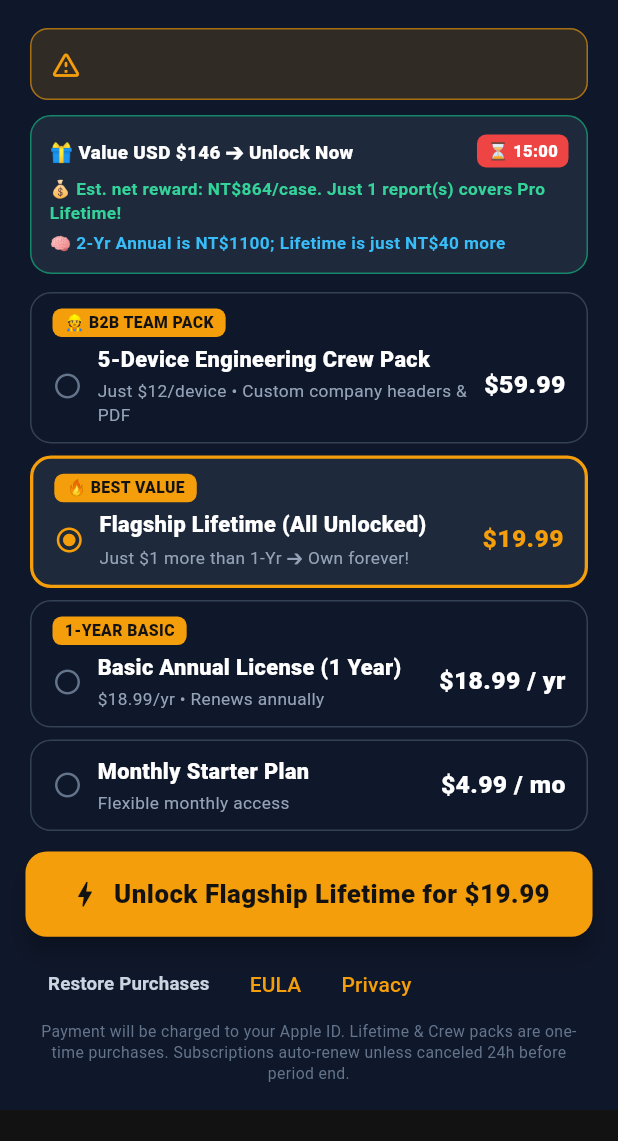
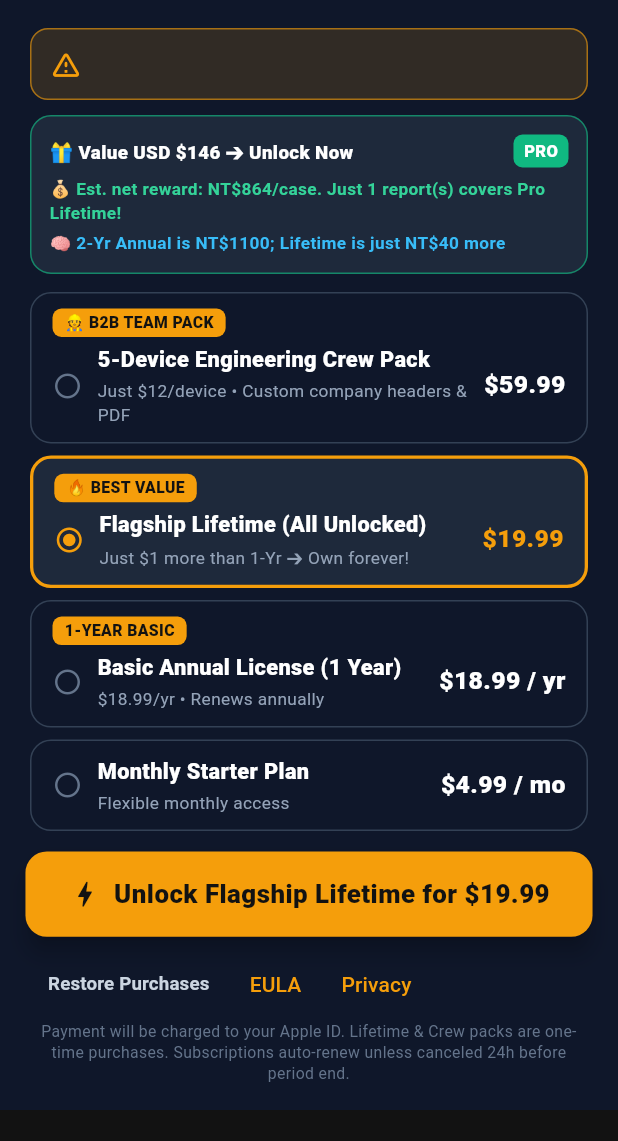
Before and after one commit to beigou0427/timecam_pro_app, a Flutter app: the PaywallSheet widget shown alone on an empty page, opened directly with empty values, on a phone screen of 412 x 824 dp, the part 77-1218 px from its top. Run offline on Flutter 3.47's test engine with Material 3 defaults, Android fonts, the phone set to English and light mode, and no system bars; our stand-ins replace in_app_purchase.

Commit message:
feat: comply

```diff
--- a/lib/ui/tabs/report_portal_tab.dart
+++ b/lib/ui/tabs/report_portal_tab.dart
@@ -1,3 +1,4 @@
+import '../../core/native_hardware_bridge.dart';
 import 'package:flutter/material.dart';
 import 'package:flutter/services.dart';
 import '../../core/taiwan_report_repository.dart';
@@ -90,6 +91,7 @@ class _ReportPortalTabState extends State<ReportPortalTab> {
     final String city = portal.localizedCityName(isZh: widget.isZh);
 
     await Clipboard.setData(ClipboardData(text: url));
+    await NativeHardwareBridge.openOfficialPortalSafari(url);
     if (!mounted) return;
     messenger.showSnackBar(
       SnackBar(
--- a/lib/ui/widgets/paywall_sheet.dart
+++ b/lib/ui/widgets/paywall_sheet.dart
@@ -5,7 +5,6 @@ import 'package:flutter/services.dart';
 import '../../core/ariely_decoy_pricing_engine.dart';
 import '../../core/epa_reward_calculator_engine.dart';
 import '../../core/hormozi_grand_slam_offer_engine.dart';
-import '../../core/verna_flash_offer_engine.dart';
 
 enum ProPlanTier {
   b2bCrew(
@@ -196,7 +195,6 @@ class PaywallSheet extends StatefulWidget {
 class _PaywallSheetState extends State<PaywallSheet> {
   ProPlanTier _selectedTier = ProPlanTier.lifetime;
   bool _isProcessing = false;
-  final DateTime _flashOpenedAtUtc = DateTime.now().toUtc();
 
   Widget _buildLossAversionHeader() {
     final String reason =
@@ -237,11 +235,6 @@ class _PaywallSheetState extends State<PaywallSheet> {
   }
 
   Widget _buildAdvisoryStackCard() {
-    final FlashOfferState flash = VernaFlashOfferEngine.evaluateWindow(
-      triggeredAtUtc: _flashOpenedAtUtc,
-      nowUtc: DateTime.now().toUtc(),
-    );
-    final String timerText = VernaFlashOfferEngine.formatMmSs(flash.remainingSeconds);
     final String hormoziText = HormoziGrandSlamOfferEngine.buildValueStackHeadline(
       offerPriceNtd: 590,
       isZh: widget.isZh,
@@ -285,11 +278,11 @@ class _PaywallSheetState extends State<PaywallSheet> {
               Container(
                 padding: const EdgeInsets.symmetric(horizontal: 7, vertical: 3),
                 decoration: const BoxDecoration(
-                  color: Color(0xFFEF4444),
+                  color: Color(0xFF10B981),
                   borderRadius: BorderRadius.all(Radius.circular(6)),
                 ),
                 child: Text(
-                  '⏳ $timerText',
+                  widget.isZh ? '官方授權' : 'PRO',
                   style: const TextStyle(
                     color: Colors.white,
                     fontSize: 11,
```
